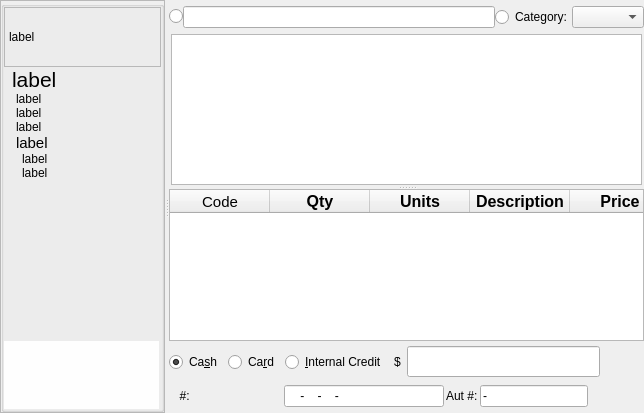
First picture: the form in src/ui/mainview.ui, repository hiramvillarreal/iotpos, before the edit.
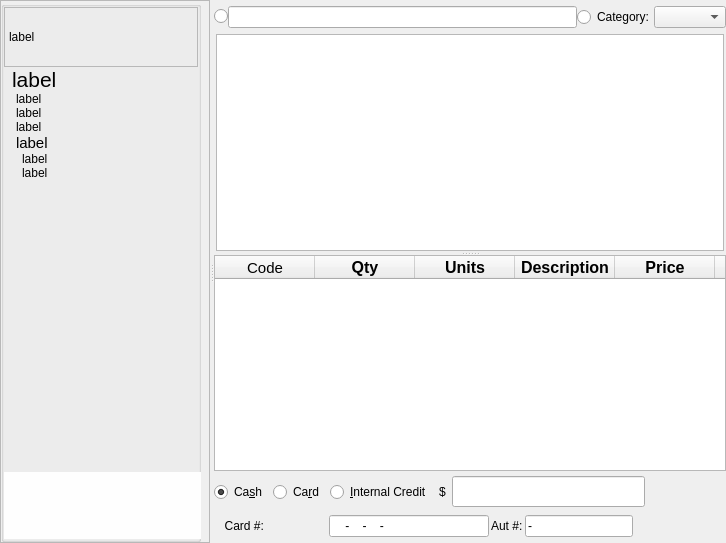
Second picture: the form after the edit. The open tabs and pages were chosen to show the change. Icons and pictures are not drawn. Custom widgets are drawn as their Qt base class.

Commit message: clear last product details label after pay focus

The edit to the form file:
```diff
--- a/src/ui/mainview.ui
+++ b/src/ui/mainview.ui
@@ -6,8 +6,8 @@
    <rect>
     <x>0</x>
     <y>0</y>
-    <width>644</width>
-    <height>413</height>
+    <width>726</width>
+    <height>543</height>
    </rect>
   </property>
   <property name="sizePolicy">
@@ -85,7 +85,7 @@
       </property>
       <property name="maximumSize">
        <size>
-        <width>16777215</width>
+        <width>210</width>
         <height>16777215</height>
        </size>
       </property>
@@ -114,7 +114,7 @@
        <item>
         <widget class="QGroupBox" name="groupDetails">
          <property name="sizePolicy">
-          <sizepolicy hsizetype="Minimum" vsizetype="MinimumExpanding">
+          <sizepolicy hsizetype="MinimumExpanding" vsizetype="MinimumExpanding">
            <horstretch>0</horstretch>
            <verstretch>0</verstretch>
           </sizepolicy>
@@ -127,7 +127,7 @@
          </property>
          <property name="maximumSize">
           <size>
-           <width>16777215</width>
+           <width>200</width>
            <height>16777215</height>
           </size>
          </property>
@@ -444,14 +444,14 @@
             </property>
             <property name="minimumSize">
              <size>
-              <width>155</width>
-              <height>68</height>
+              <width>199</width>
+              <height>67</height>
              </size>
             </property>
             <property name="maximumSize">
              <size>
-              <width>155</width>
-              <height>73</height>
+              <width>199</width>
+              <height>67</height>
              </size>
             </property>
             <property name="palette">
@@ -1584,7 +1584,7 @@
                       </sizepolicy>
                      </property>
                      <property name="text">
-                      <string>  #:</string>
+                      <string>  Card #:</string>
                      </property>
                      <property name="buddy">
                       <cstring>editCardNumber</cstring>
```
Left out of the diff: 2 changed lines with no effect on the pictures. The commit also changes 2 other files.
